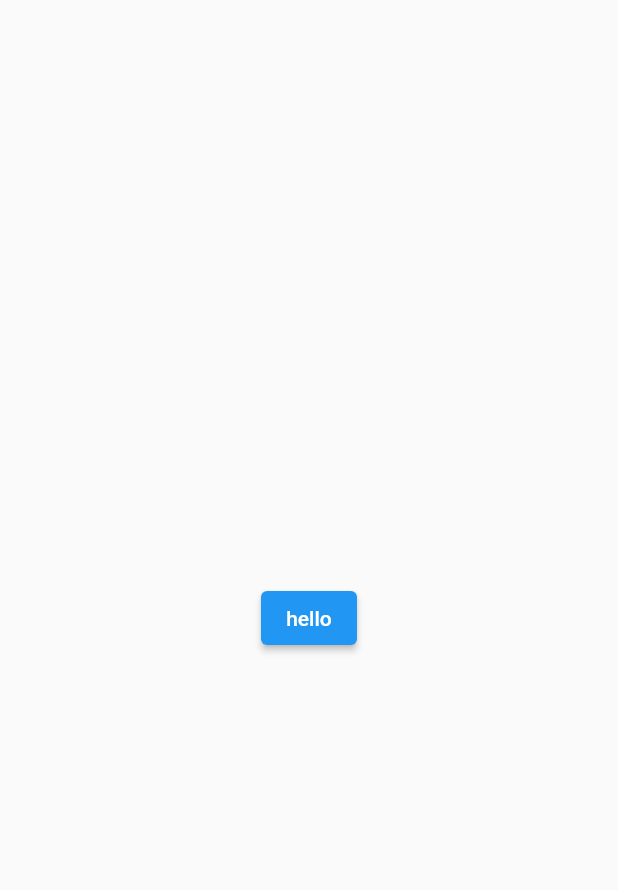
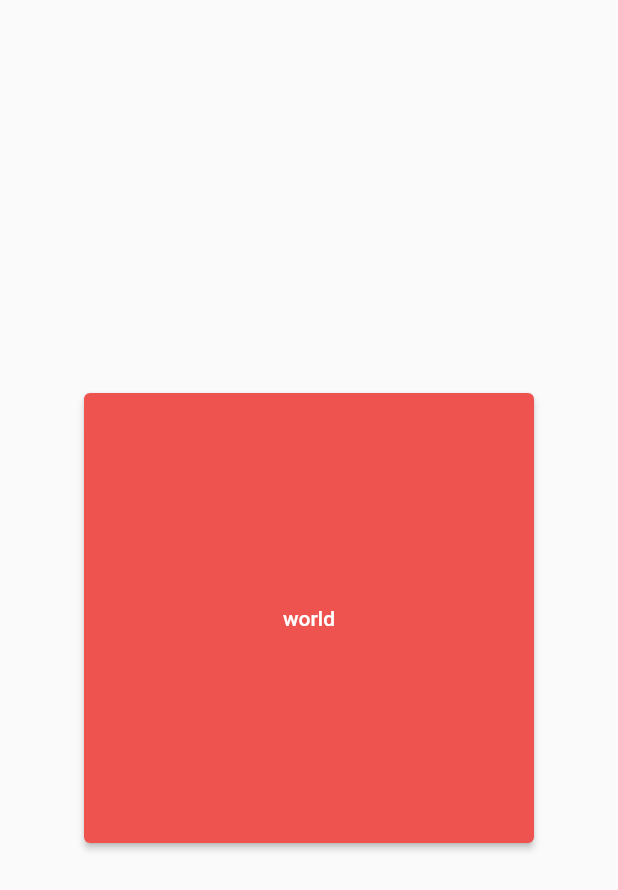
Before and after one commit to pkk1113/flutter_examples, a Flutter app: the screen it shows after launch, after a tap on "hello", on a phone screen of 412 x 824 dp. Shown: the top 890 px of the screen. Run offline on Flutter 3.47's test engine with Material 2 defaults, Android fonts, the phone set to English and light mode, and no system bars.

Commit message:
[update] 버튼 이벤트 처리

```diff
--- a/lib/main.dart
+++ b/lib/main.dart
@@ -14,6 +14,7 @@ class MyApp extends StatefulWidget {
 class _MyApp extends State<MyApp> {
   var switchValue = false;
   String test = "hello";
+  Color color = Colors.red[400];
 
   @override
   Widget build(BuildContext context) {
@@ -23,7 +24,22 @@ class _MyApp extends State<MyApp> {
         darkTheme: ThemeData.light(),
         home: Scaffold(
             body: Center(
-          child: ElevatedButton(child: Text("$test"), onPressed: () {}),
-        )));
+                child: ElevatedButton(
+                    child: Text("$test"),
+                    onPressed: () {
+                      if (test == "hello") {
+                        setState(() {
+                          test = "world";
+                          color = Colors.red[400];
+                        });
+                      } else {
+                        setState(() {
+                          test = "hello";
+                          color = Colors.amber[700];
+                        });
+                      }
+                    },
+                    style: ElevatedButton.styleFrom(
+                        primary: this.color, minimumSize: Size(300, 300))))));
   }
 }
```
